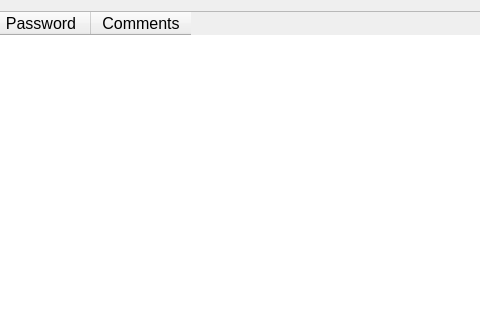
Before: the Qt Designer form widget.ui in nawww83/AllPass, drawn with Qt 5; both pictures show x 121 to 601 and y 0 to 320 of the 848 by 465 pixel window.
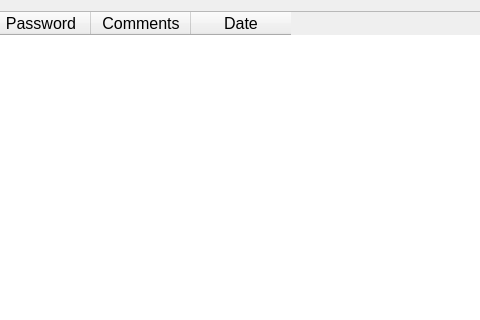
After: the same form once the commit is applied.

Commit message: add the password changing date; update readme

What changed in the file:
```diff
--- a/widget.ui
+++ b/widget.ui
@@ -29,6 +29,9 @@
        <property name="sortingEnabled">
         <bool>true</bool>
        </property>
+       <property name="columnCount">
+        <number>4</number>
+       </property>
        <column>
         <property name="text">
          <string>Login</string>
@@ -44,6 +47,11 @@
          <string>Comments</string>
         </property>
        </column>
+       <column>
+        <property name="text">
+         <string>Date</string>
+        </property>
+       </column>
       </widget>
      </item>
      <item>
```
The commit also changes 5 other files.
